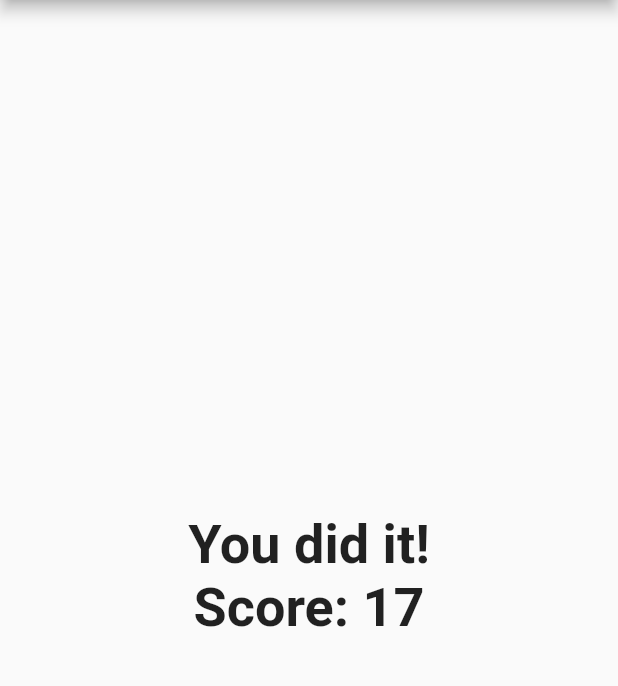
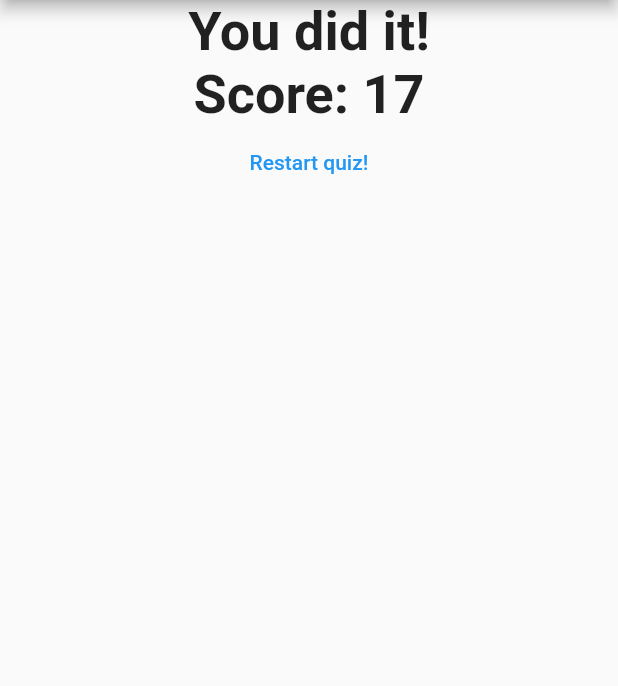
Before and after one commit to Batterihane/flutter-course-app1, a Flutter app: the screen it shows after launch, after a tap on "Black", after a tap on "Cow", after a tap on "He", on a phone screen of 412 x 824 dp, the part 84-770 px from its top. Run offline on Flutter 3.47's test engine with Material 2 defaults, Android fonts, the phone set to English and light mode, and no system bars.

Commit message:
Add restart button

```diff
--- a/lib/main.dart
+++ b/lib/main.dart
@@ -62,9 +62,16 @@ class _MyAppState extends State<MyApp> {
                 questions: _questions,
                 questionIndex: _questionIndex,
               )
-            : Result(_totalScore),
+            : Result(_totalScore, _resetQuiz),
       ),
     );
+  }
+
+  void _resetQuiz() {
+    setState(() {
+      _questionIndex = 0;
+      _totalScore = 0;
+    });
   }
 
   void _answerQuestion(int score) {
--- a/lib/result.dart
+++ b/lib/result.dart
@@ -2,8 +2,9 @@ import 'package:flutter/material.dart';
 
 class Result extends StatelessWidget {
   final int resultScore;
+  final Function resetHandler;
 
-  Result(this.resultScore);
+  Result(this.resultScore, this.resetHandler);
 
   String get resultPhrase {
     return "You did it!\nScore: ${resultScore}";
@@ -12,10 +13,15 @@ class Result extends StatelessWidget {
   @override
   Widget build(BuildContext context) {
     return Center(
-        child: Text(
-      resultPhrase,
-      style: TextStyle(fontSize: 36, fontWeight: FontWeight.bold),
-      textAlign: TextAlign.center,
+        child: Column(
+      children: [
+        Text(
+          resultPhrase,
+          style: TextStyle(fontSize: 36, fontWeight: FontWeight.bold),
+          textAlign: TextAlign.center,
+        ),
+        FlatButton(onPressed: resetHandler, child: Text("Restart quiz!"), textColor: Colors.blue,)
+      ],
     ));
   }
 }
```
